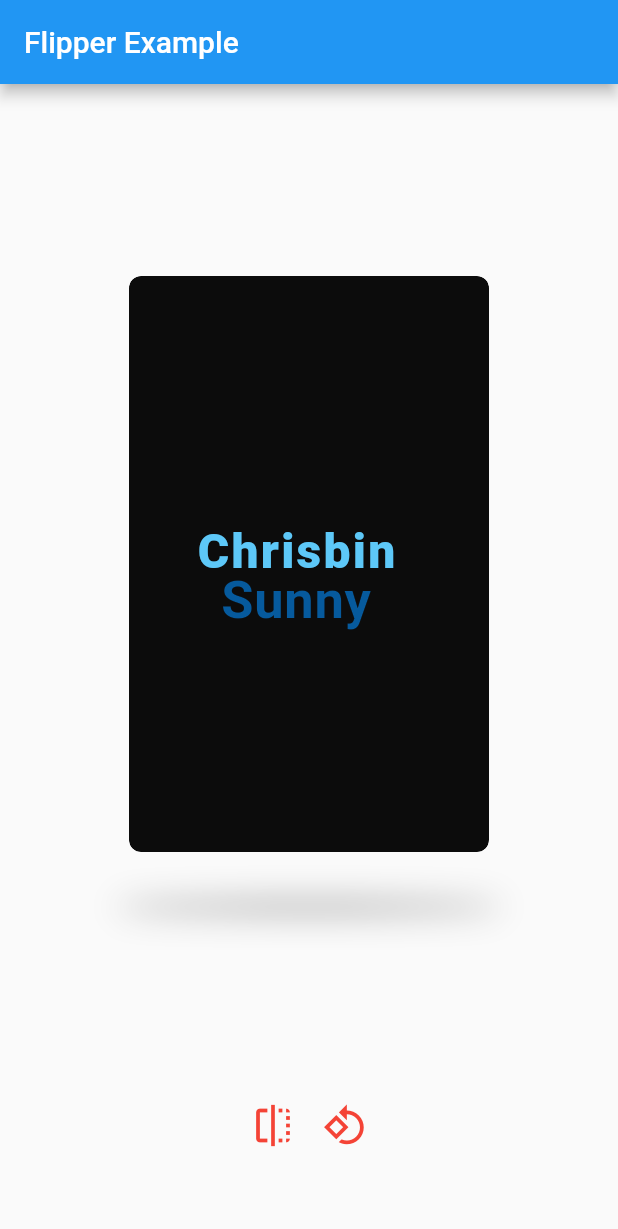
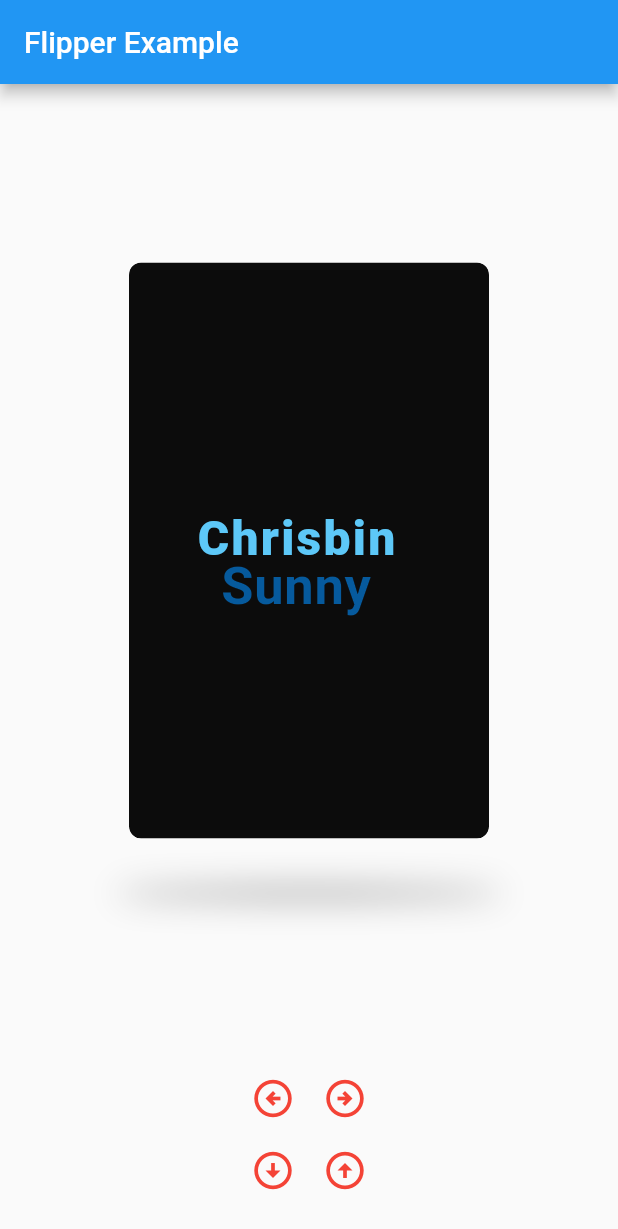
Before and after one commit to chrisbinsunny/flippy, a Flutter app: the screen it shows after launch, on a phone screen of 412 x 824 dp. Shown: the top 1229 px of the screen. Run offline on Flutter 3.47's test engine with Material 2 defaults, Android fonts, the phone set to English and light mode, and no system bars; Roboto replaces fonts that are missing (Gilroy).

Commit message:
Update main.dart

```diff
--- a/example/lib/main.dart
+++ b/example/lib/main.dart
@@ -181,23 +181,50 @@ class _MyHomePageState extends State<MyHomePage> {
             Row(
               mainAxisSize: MainAxisSize.min,
               children: [
+
                 IconButton(
                     onPressed: (){
-                  controller.flipRight();
+                      controller.flipLeft();
+
                     },
                     icon: Icon(
-                  Icons.flip,
+                      Icons.arrow_circle_left_outlined,
                       color: Colors.red,
                       size: 30,
                     )
                 ),
                 IconButton(
                     onPressed: (){
-                      controller.flipLeft();
+                      controller.flipRight();
+                    },
+                    icon: Icon(
+                      Icons.arrow_circle_right_outlined,
+                      color: Colors.red,
+                      size: 30,
+                    )
+                ),
+              ],
+            ),
+            Row(
+              mainAxisSize: MainAxisSize.min,
+              children: [
+                IconButton(
+                    onPressed: (){
+                      controller.flipDown();
+                    },
+                    icon: Icon(
+                      Icons.arrow_circle_down_outlined,
+                      color: Colors.red,
+                      size: 30,
+                    )
+                ),
+                IconButton(
+                    onPressed: (){
+                      controller.flipUp();
 
                     },
                     icon: Icon(
-                      Icons.rotate_90_degrees_ccw,
+                      Icons.arrow_circle_up_outlined,
                       color: Colors.red,
                       size: 30,
                     )
@@ -205,7 +232,7 @@ class _MyHomePageState extends State<MyHomePage> {
               ],
             ),
             SizedBox(
-              height: 50,
+              height: 20,
             )
           ],
         ),
```
Lines whose indentation alone changed are shown as unchanged.
